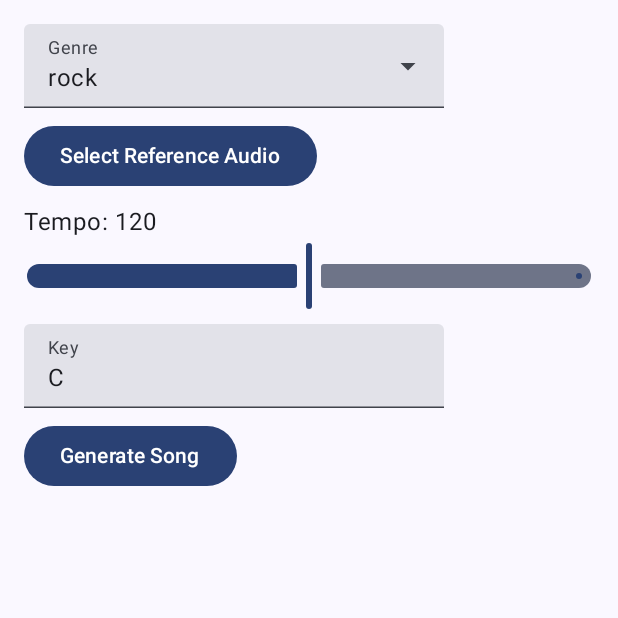
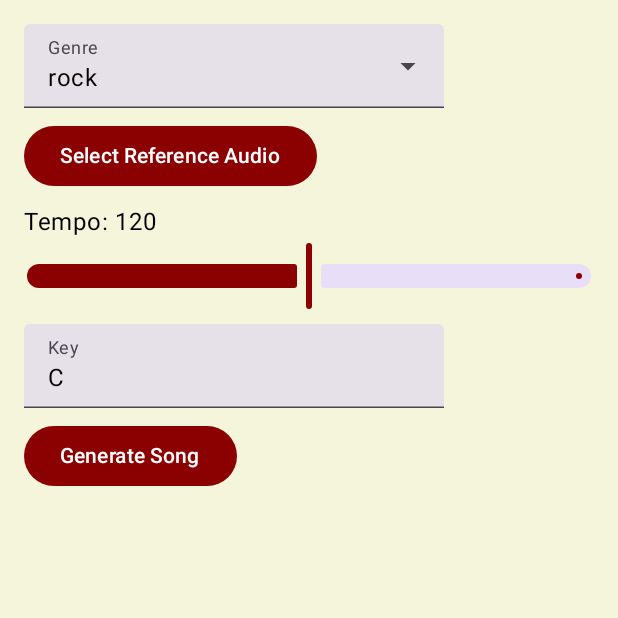
Before and after one commit to Satsujjinn/ClockworkOrange, an Android app built with Jetpack Compose: the screen it shows after launch (MainActivity), on a phone screen of 412 x 824 dp, the top half of it. Run offline under Robolectric (Android 15) with nearby library versions, the phone set to English and light mode, and no system bars; our stand-ins replace Dagger/Hilt's generated code; libraries missing offline, so code that uses them is left out: com.google.android.exoplayer2.

Commit message:
feat: add 1970s studio theme

```diff
--- a/app/src/main/java/com/legendai/musichelper/ui/MusicScreen.kt
+++ b/app/src/main/java/com/legendai/musichelper/ui/MusicScreen.kt
@@ -11,6 +11,7 @@ import com.google.android.exoplayer2.ExoPlayer
 import com.google.android.exoplayer2.MediaItem
 import androidx.activity.result.contract.ActivityResultContracts
 import androidx.compose.foundation.layout.*
+import androidx.compose.foundation.background
 import androidx.compose.material3.*
 import androidx.compose.runtime.*
 import androidx.compose.ui.Modifier
@@ -37,8 +38,17 @@ fun MusicScreen(viewModel: MusicViewModel, snackbarHostState: SnackbarHostState)
 
     val permission = rememberPermissionState(android.Manifest.permission.WRITE_EXTERNAL_STORAGE)
 
-    Scaffold(snackbarHost = { SnackbarHost(snackbarHostState) }) { padding ->
-        Column(modifier = Modifier.padding(padding).padding(16.dp)) {
+    Scaffold(
+        snackbarHost = { SnackbarHost(snackbarHostState) },
+        containerColor = MaterialTheme.colorScheme.background
+    ) { padding ->
+        Column(
+            modifier = Modifier
+                .fillMaxSize()
+                .background(MaterialTheme.colorScheme.surface)
+                .padding(padding)
+                .padding(16.dp)
+        ) {
             // Genre Dropdown
             var expanded by remember { mutableStateOf(false) }
             ExposedDropdownMenuBox(expanded = expanded, onExpandedChange = { expanded = !expanded }) {
--- a/app/src/main/java/com/legendai/musichelper/ui/theme/Theme.kt
+++ b/app/src/main/java/com/legendai/musichelper/ui/theme/Theme.kt
@@ -1,16 +1,45 @@
 package com.legendai.musichelper.ui.theme
 
 import androidx.compose.material3.MaterialTheme
-import androidx.compose.material3.dynamicDarkColorScheme
-import androidx.compose.material3.dynamicLightColorScheme
+import androidx.compose.material3.darkColorScheme
+import androidx.compose.material3.lightColorScheme
 import androidx.compose.foundation.isSystemInDarkTheme
 import androidx.compose.runtime.Composable
-import androidx.compose.ui.platform.LocalContext
+import androidx.compose.ui.graphics.Color
+import androidx.compose.ui.text.font.FontFamily
+import androidx.compose.material3.Typography
+
+private val WoodBrown = Color(0xFF8B4513)
+private val RugRed = Color(0xFF8B0000)
+private val Cream = Color(0xFFF5F5DC)
+
+private val LightColors = lightColorScheme(
+    primary = RugRed,
+    secondary = WoodBrown,
+    background = Cream,
+    surface = Cream,
+    onPrimary = Color.White,
+    onSecondary = Color.White,
+    onBackground = Color.Black,
+    onSurface = Color.Black
+)
+
+private val DarkColors = darkColorScheme(
+    primary = RugRed,
+    secondary = WoodBrown,
+    background = Color(0xFF3E2723),
+    surface = Color(0xFF3E2723),
+    onPrimary = Color.White,
+    onSecondary = Color.White,
+    onBackground = Color.White,
+    onSurface = Color.White
+)
+
+private val LegendTypography = Typography(defaultFontFamily = FontFamily.Cursive)
 
 @Composable
 fun LegendAITheme(content: @Composable () -> Unit) {
-    val context = LocalContext.current
     val darkTheme = isSystemInDarkTheme()
-    val colorScheme = if (darkTheme) dynamicDarkColorScheme(context) else dynamicLightColorScheme(context)
-    MaterialTheme(colorScheme = colorScheme, content = content)
+    val colorScheme = if (darkTheme) DarkColors else LightColors
+    MaterialTheme(colorScheme = colorScheme, typography = LegendTypography, content = content)
 }
```
